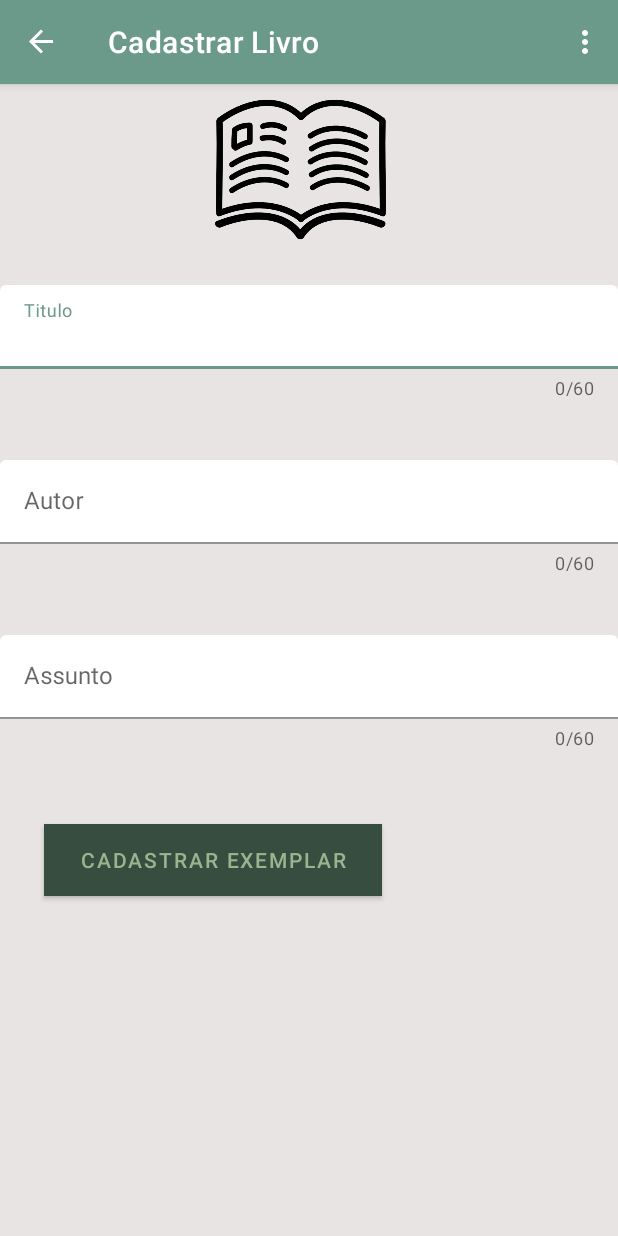
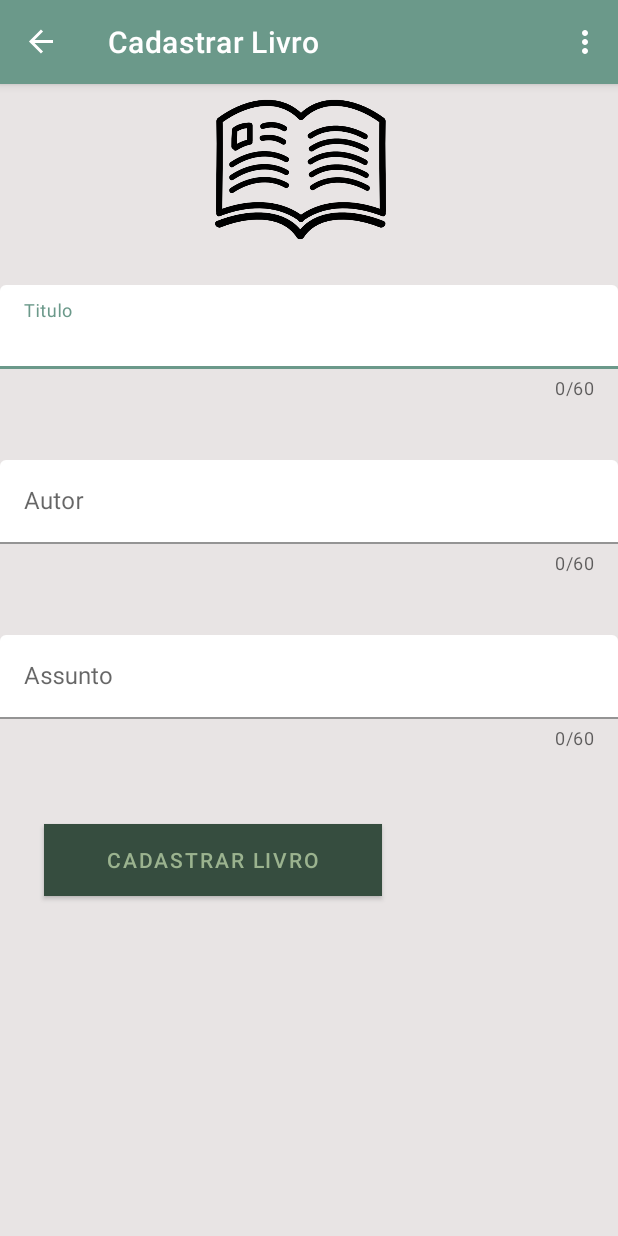
Before and after one commit to evandroLutz/AppAndroidExampleFragments, an Android app: the screen it shows after launch (MainActivity), in the side drawer, after a tap on "Cadastrar Livro", on a phone screen of 412 x 824 dp. Run offline under Robolectric (Android 15) with nearby library versions, the phone set to English and light mode, and no system bars; our stand-ins replace Firebase (no records; nobody signed in at launch, a user with empty details on screens opened directly), navigation-ui.

Commit message:
limpa codigo, remove chamadas nao utilizadas

```diff
--- a/app/src/main/java/com/example/entrega3/activities/MainActivity.java
+++ b/app/src/main/java/com/example/entrega3/activities/MainActivity.java
@@ -40,7 +40,7 @@ public class MainActivity extends AppCompatActivity {
         DrawerLayout drawer = binding.drawerLayout;
         NavigationView navigationView = binding.navView;
         mAppBarConfiguration = new AppBarConfiguration.Builder(
-                R.id.nav_home, R.id.nav_gallery, R.id.nav_cadastrar )
+                R.id.nav_home, R.id.nav_cadastrar )
                 .setOpenableLayout(drawer)
                 .build();
         NavController navController = Navigation.findNavController(this, R.id.nav_host_fragment_content_main);
--- a/app/src/main/java/com/example/entrega3/adapter/MyAdapter.java
+++ b/app/src/main/java/com/example/entrega3/adapter/MyAdapter.java
@@ -58,7 +58,6 @@ public class MyAdapter extends RecyclerView.Adapter<MyAdapter.MyViewHolder> {
         });
         Bundle bundle = new Bundle();
         bundle.putInt("id", u.getId());
-        System.out.println("position view"+ position);
         myViewHolder.btnEdit.setOnClickListener(Navigation.createNavigateOnClickListener(R.id.nav_editar, bundle));
     }
 
--- a/app/src/main/java/com/example/entrega3/adapter/MyAdapterLivros.java
+++ b/app/src/main/java/com/example/entrega3/adapter/MyAdapterLivros.java
@@ -2,14 +2,12 @@ package com.example.entrega3.adapter;
 
 import android.content.Context;
 import android.content.DialogInterface;
-import android.os.AsyncTask;
 import android.os.Bundle;
 import android.view.LayoutInflater;
 import android.view.View;
 import android.view.ViewGroup;
 import android.widget.Button;
 import android.widget.TextView;
-import android.widget.Toast;
 
 import androidx.annotation.NonNull;
 import androidx.appcompat.app.AlertDialog;
@@ -17,10 +15,7 @@ import androidx.navigation.Navigation;
 import androidx.recyclerview.widget.RecyclerView;
 
 import com.example.entrega3.R;
-import com.example.entrega3.dao.AppDatabase;
-import com.example.entrega3.dao.UsuarioDao;
 import com.example.entrega3.model.Livro;
-import com.example.entrega3.model.Usuario;
 import com.google.firebase.database.DatabaseReference;
 import com.google.firebase.database.FirebaseDatabase;
 
@@ -77,7 +72,6 @@ public class MyAdapterLivros extends RecyclerView.Adapter<MyAdapterLivros.MyView
                     @Override
                     public void onClick(DialogInterface dialogInterface, int i) {
                         DatabaseReference reference = FirebaseDatabase.getInstance().getReference("livro");
-                        System.out.println("idString"+ listaLivros.get(position).getId());
                         reference.child(listaLivros.get(position).getId()).removeValue();
                         listaLivros.remove(position);
                         notifyItemRemoved(position);
--- a/app/src/main/java/com/example/entrega3/fragments/CadastraFragment.java
+++ b/app/src/main/java/com/example/entrega3/fragments/CadastraFragment.java
@@ -1,28 +1,22 @@
 package com.example.entrega3.fragments;
 
-import android.app.Activity;
 import android.os.AsyncTask;
 import android.os.Bundle;
 
 import androidx.annotation.NonNull;
 import androidx.annotation.Nullable;
-import androidx.appcompat.widget.AppCompatEditText;
 import androidx.fragment.app.Fragment;
-import androidx.navigation.Navigation;
 
-import android.util.Log;
 import android.view.LayoutInflater;
 import android.view.View;
 import android.view.ViewGroup;
 import android.widget.Button;
-import android.widget.EditText;
 import android.widget.Spinner;
 import android.widget.Toast;
 
 import com.example.entrega3.R;
 import com.example.entrega3.dao.AppDatabase;
 import com.example.entrega3.dao.UsuarioDao;
-import com.google.android.material.snackbar.Snackbar;
 
 import com.example.entrega3.model.Usuario;
 import com.google.android.material.textfield.TextInputEditText;
--- a/app/src/main/res/layout/fragment_cadastrar_livro.xml
+++ b/app/src/main/res/layout/fragment_cadastrar_livro.xml
@@ -92,7 +92,7 @@
             android:layout_marginRight="@dimen/linearContent"
             android:layout_marginBottom="@dimen/linearContent"
             android:background="@color/laurel_green"
-            android:text="@string/btnCadExemplar"
+            android:text="cadastrar livro"
             android:textColor="@color/laurel_green"
             app:backgroundTint="@color/kombu_green"
             tools:ignore="TextContrastCheck" />
--- a/app/src/main/res/layout/fragment_editar_livro.xml
+++ b/app/src/main/res/layout/fragment_editar_livro.xml
@@ -56,7 +56,7 @@
             android:layout_marginRight="@dimen/linearContent"
             android:layout_marginBottom="@dimen/linearContent"
             android:background="@color/laurel_green"
-            android:text="@string/btnCadExemplar"
+            android:text="Editar Livro"
             android:textColor="@color/laurel_green"
             app:backgroundTint="@color/kombu_green"
             tools:ignore="TextContrastCheck" />
--- a/app/src/main/res/navigation/mobile_navigation.xml
+++ b/app/src/main/res/navigation/mobile_navigation.xml
@@ -38,14 +38,12 @@
         android:name="com.example.entrega3.fragments.ListarUsuariosFragment"
         android:label="@string/menu_listar"
         tools:layout="@layout/fragment_listar_usuarios" >
+        <action
+            android:id="@+id/action_nav_listar_to_nav_home"
+            app:destination="@id/nav_home" />
     </fragment>
 
 
-    <fragment
-        android:id="@+id/nav_gallery"
-        android:name="com.example.entrega3.fragments.GalleryFragment"
-        android:label="@string/menu_gallery"
-        tools:layout="@layout/fragment_gallery" />
     <fragment
         android:id="@+id/nav_cadastrar_livro"
         android:name="com.example.entrega3.fragments.Cadastrar_livroFragment"
@@ -59,11 +57,15 @@
         android:id="@+id/nav_listar_livros"
         android:name="com.example.entrega3.fragments.Listar_livrosFragment"
         android:label="Listar Livros"
-        tools:layout="@layout/fragment_listar_livros" />
+        tools:layout="@layout/fragment_listar_livros" >
+        <action
+            android:id="@+id/action_nav_listar_livros_to_nav_home"
+            app:destination="@id/nav_home" />
+    </fragment>
     <fragment
         android:id="@+id/nav_editar_livro"
         android:name="com.example.entrega3.fragments.Editar_livroFragment"
-        android:label="fragment_editar_livro"
+        android:label="Editar Livro"
         tools:layout="@layout/fragment_editar_livro" >
         <action
             android:id="@+id/action_nav_editar_livro_to_nav_listar_livros"
```
Also changed, not shown: app/src/main/java/com/example/entrega3/fragments/EditarFragment.java (+0 -13 lines), app/src/main/java/com/example/entrega3/fragments/Editar_livroFragment.java (+1 -8 lines), app/src/main/java/com/example/entrega3/fragments/GalleryFragment.java (deleted, +0 -46 lines), app/src/main/java/com/example/entrega3/fragments/Listar_livrosFragment.java (+2 -8 lines), app/src/main/java/com/example/entrega3/model/GalleryViewModel.java (deleted, +0 -19 lines).
